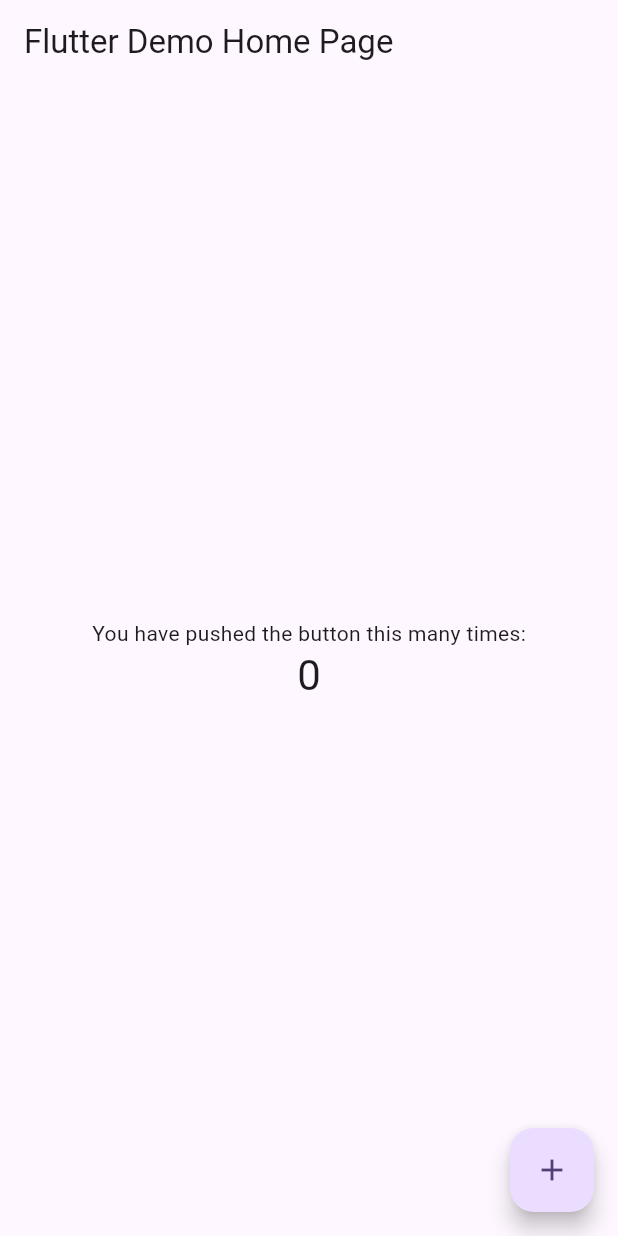
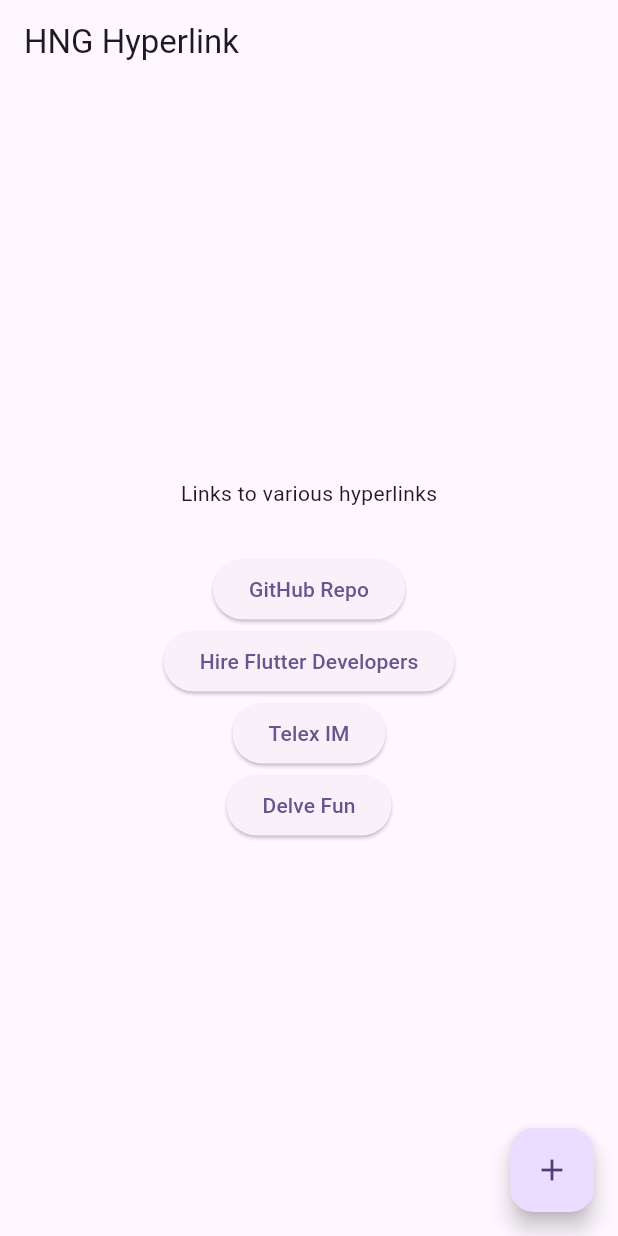
Before and after one commit to ClementPeter/hng_link_app, a Flutter app: the screen it shows after launch, on a phone screen of 412 x 824 dp. Run offline on Flutter 3.47's test engine with Material 3 defaults, Android fonts, the light colour scheme and no system bars.

Commit message:
feat: Add url_launcher dependency and implement hyperlink functionality in the app

```diff
--- a/lib/main.dart
+++ b/lib/main.dart
@@ -1,4 +1,5 @@
 import 'package:flutter/material.dart';
+import 'package:url_launcher/url_launcher.dart';
 
 void main() {
   runApp(const MyApp());
@@ -10,12 +11,12 @@
   @override
   Widget build(BuildContext context) {
     return MaterialApp(
-      title: 'Flutter Demo',
+      title: 'HNG Hyperlink',
       theme: ThemeData(
         colorScheme: ColorScheme.fromSeed(seedColor: Colors.deepPurple),
         useMaterial3: true,
       ),
-      home: const MyHomePage(title: 'Flutter Demo Home Page'),
+      home: const MyHomePage(title: 'HNG Hyperlink'),
     );
   }
 }
@@ -38,6 +39,14 @@
     });
   }
 
+  final Uri _url = Uri.parse('https://flutter.dev');
+
+  Future<void> _launchURL(String url) async {
+    if (!await launchUrl(Uri.parse(url))) {
+      throw Exception('Could not launch $url');
+    }
+  }
+
   @override
   Widget build(BuildContext context) {
     return Scaffold(
@@ -49,11 +58,26 @@
           mainAxisAlignment: MainAxisAlignment.center,
           children: <Widget>[
             const Text(
-              'You have pushed the button this many times:',
+              'Links to various hyperlinks',
             ),
-            Text(
-              '$_counter',
-              style: Theme.of(context).textTheme.headlineMedium,
+            SizedBox(height: 30),
+            ElevatedButton(
+              onPressed: () =>
+                  _launchURL('https://github.com/ClementPeter/hng_link_app'),
+              child: const Text('GitHub Repo'),
+            ),
+            ElevatedButton(
+              onPressed: () =>
+                  _launchURL('https://hng.tech/hire/flutter-developers'),
+              child: const Text('Hire Flutter Developers'),
+            ),
+            ElevatedButton(
+              onPressed: () => _launchURL('https://telex.im/'),
+              child: const Text('Telex IM'),
+            ),
+            ElevatedButton(
+              onPressed: () => _launchURL('https://delve.fun/'),
+              child: const Text('Delve Fun'),
             ),
           ],
         ),
--- a/pubspec.yaml
+++ b/pubspec.yaml
@@ -31,9 +31,13 @@
   flutter:
     sdk: flutter
 
+
   # The following adds the Cupertino Icons font to your application.
   # Use with the CupertinoIcons class for iOS style icons.
   cupertino_icons: ^1.0.8
+
+  # Url launcher for hyperlinks
+  url_launcher: ^6.3.1
 
 dev_dependencies:
   flutter_test:
```
Also changed, not shown: pubspec.lock, 14 other files.
